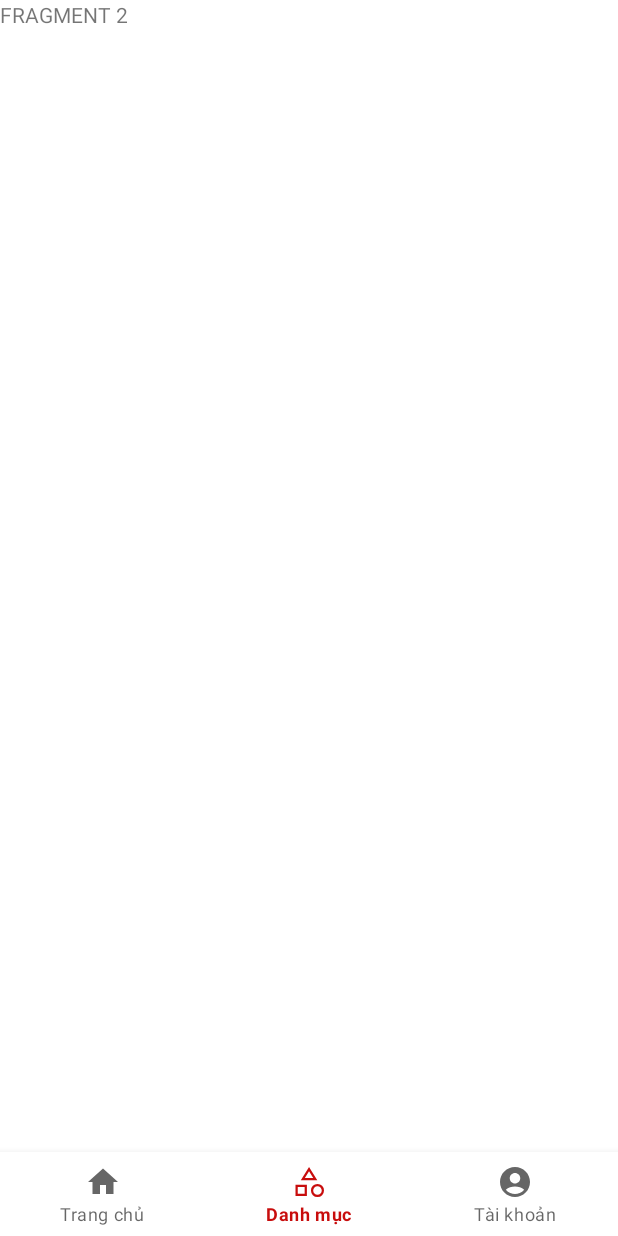
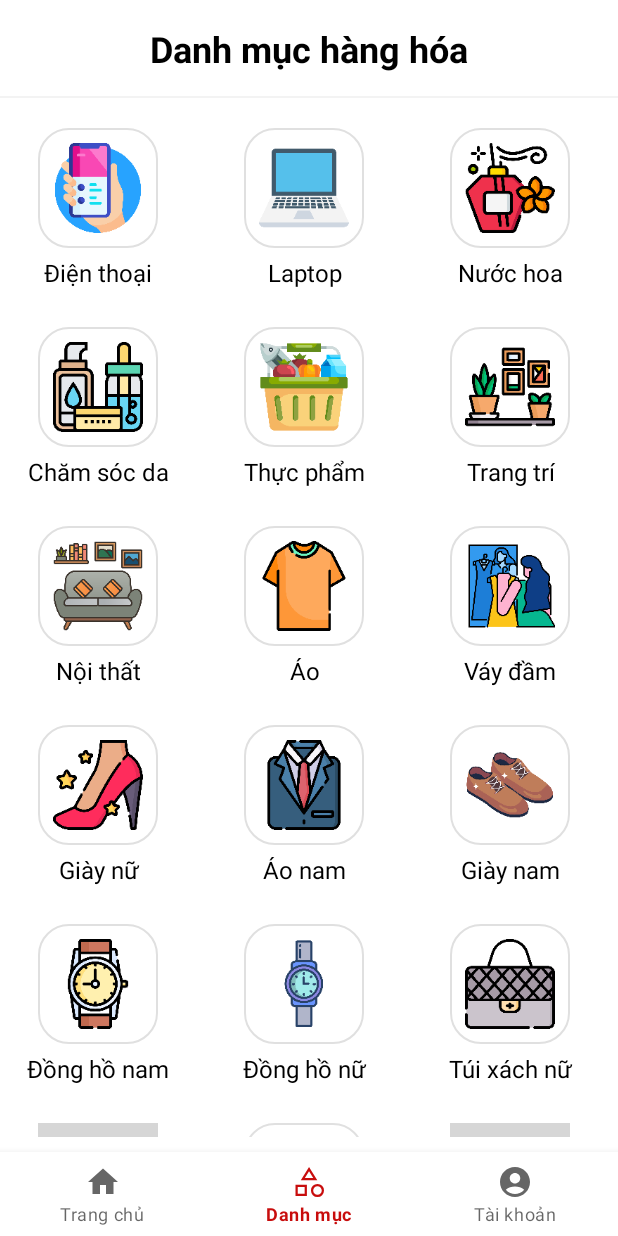
Before and after one commit to dangkhoa1404/T1Mart_Ver2, an Android app: the screen it shows after launch (MainActivity), item 2 of the bottom bar chosen, on a phone screen of 412 x 824 dp. Run offline under Robolectric (Android 15) with nearby library versions, the phone set to English and light mode, and no system bars; pictures from the network do not load; grey boxes are pictures that could not be loaded.

Commit message:
8h27: update categoryFragment - P1: add RecyclerView

```diff
--- /dev/null
+++ b/app/src/main/java/com/example/t1mart/ui/main/category/CategoryAdapter.kt
@@ -0,0 +1,38 @@
+package com.example.t1mart.ui.main.category
+
+import android.view.LayoutInflater
+import android.view.ViewGroup
+import androidx.recyclerview.widget.RecyclerView
+import com.bumptech.glide.Glide
+import com.example.t1mart.data.network.response.T1mart
+import com.example.t1mart.databinding.ListCategoriesCustomBinding
+
+class CategoryAdapter(private val newCategory: ArrayList<T1mart>) :
+    RecyclerView.Adapter<CategoryAdapter.MyViewHolder>() {
+
+    override fun onCreateViewHolder(parent: ViewGroup, viewType: Int): MyViewHolder {
+        return MyViewHolder(
+            ListCategoriesCustomBinding.inflate(
+                LayoutInflater.from(parent.context), parent, false
+            )
+        )
+    }
+
+    override fun onBindViewHolder(holder: MyViewHolder, position: Int) {
+        holder.onBind(newCategory[position])
+    }
+
+    override fun getItemCount(): Int {
+        return newCategory.size
+    }
+
+    class MyViewHolder(private val binding: ListCategoriesCustomBinding) :
+        RecyclerView.ViewHolder(binding.root) {
+        fun onBind(t1mart: T1mart) {
+            binding.run {
+                tvCategory.text = t1mart.titleText
+                Glide.with(itemView.context).load(t1mart.titleImage).into(imgCategory)
+            }
+        }
+    }
+}
--- a/app/src/main/java/com/example/t1mart/ui/main/category/CategoryFragment.kt
+++ b/app/src/main/java/com/example/t1mart/ui/main/category/CategoryFragment.kt
@@ -5,15 +5,80 @@ import androidx.fragment.app.Fragment
 import android.view.LayoutInflater
 import android.view.View
 import android.view.ViewGroup
-import com.example.t1mart.databinding.FragmentMallBinding
+import com.example.t1mart.R
+import com.example.t1mart.data.network.response.T1mart
+import com.example.t1mart.databinding.FragmentCategoryBinding
 
 class CategoryFragment : Fragment() {
-    private lateinit var binding: FragmentMallBinding
+    private lateinit var binding: FragmentCategoryBinding
+    private lateinit var categoryArrayList: ArrayList<T1mart>
+    private lateinit var imageCategory: Array<Int>
+    private lateinit var titleCategory: Array<String>
     override fun onCreateView(
         inflater: LayoutInflater, container: ViewGroup?,
         savedInstanceState: Bundle?
     ): View {
-        binding = FragmentMallBinding.inflate(inflater, container, false)
+        binding = FragmentCategoryBinding.inflate(inflater, container, false)
         return binding.root
     }
+
+    override fun onViewCreated(view: View, savedInstanceState: Bundle?) {
+        super.onViewCreated(view, savedInstanceState)
+        setDataListCategories()
+    }
+
+    private fun setDataListCategories() {
+        imageCategory = arrayOf(
+            R.drawable.ic_smartphone,
+            R.drawable.ic_laptop,
+            R.drawable.ic_fragrances,
+            R.drawable.ic_skincare,
+            R.drawable.ic_groceries,
+            R.drawable.ic_home_decoration,
+            R.drawable.ic_furniture,
+            R.drawable.ic_tops,
+            R.drawable.ic_womens_dresses,
+            R.drawable.ic_womens_shoes,
+            R.drawable.ic_mens_shirts,
+            R.drawable.ic_mens_shoes,
+            R.drawable.ic_mens_watches,
+            R.drawable.ic_womens_watches,
+            R.drawable.ic_womens_bags,
+            R.drawable.ic_womens_jewellery,
+            R.drawable.ic_sunglasses,
+            R.drawable.ic_automotive,
+            R.drawable.ic_motorcycle,
+            R.drawable.ic_lighting
+        )
+        titleCategory = arrayOf(
+            "Điện thoại",
+            "Laptop",
+            "Nước hoa",
+            "Chăm sóc da",
+            "Thực phẩm",
+            "Trang trí",
+            "Nội thất",
+            "Áo",
+            "Váy đầm",
+            "Giày nữ",
+            "Áo nam",
+            "Giày nam",
+            "Đồng hồ nam",
+            "Đồng hồ nữ",
+            "Túi xách nữ",
+            "Trang sức",
+            "Kính mắt",
+            "Đồ điện tử",
+            "Xe máy",
+            "Đèn điện"
+        )
+        categoryArrayList = arrayListOf()
+        for (i in imageCategory.indices) {
+            val promotion = T1mart(imageCategory[i], titleCategory[i], 0)
+            categoryArrayList.add(promotion)
+        }
+        binding.run {
+            rvListCategories.adapter = CategoryAdapter(categoryArrayList)
+        }
+    }
 }
--- /dev/null
+++ b/app/src/main/res/drawable/strikethrough_bottom.xml
@@ -0,0 +1,20 @@
+<?xml version="1.0" encoding="utf-8"?>
+<layer-list xmlns:android="http://schemas.android.com/apk/res/android">
+    <item>
+        <shape android:shape="rectangle">
+            <solid android:color="@color/white" />
+        </shape>
+    </item>
+
+    <item
+        android:left="-5dp"
+        android:right="-5dp"
+        android:top="-5dp">
+        <shape>
+            <stroke
+                android:width="1.5dp"
+                android:color="@color/borderBottom" />
+        </shape>
+    </item>
+
+</layer-list>
--- /dev/null
+++ b/app/src/main/res/layout/fragment_category.xml
@@ -0,0 +1,31 @@
+<?xml version="1.0" encoding="utf-8"?>
+<LinearLayout xmlns:android="http://schemas.android.com/apk/res/android"
+    xmlns:app="http://schemas.android.com/apk/res-auto"
+    xmlns:tools="http://schemas.android.com/tools"
+    android:layout_width="match_parent"
+    android:layout_height="match_parent"
+    android:background="@color/white"
+    android:orientation="vertical"
+    tools:context=".ui.main.category.CategoryFragment">
+
+    <TextView
+        android:layout_width="match_parent"
+        android:layout_height="@dimen/padmar_65"
+        android:background="@drawable/strikethrough_bottom"
+        android:gravity="center"
+        android:paddingHorizontal="@dimen/padmar_10"
+        android:text="@string/contentCategory"
+        android:textColor="@color/black"
+        android:textSize="@dimen/size_24"
+        android:textStyle="bold" />
+
+    <androidx.recyclerview.widget.RecyclerView
+        android:id="@+id/rvListCategories"
+        android:layout_width="match_parent"
+        android:layout_height="wrap_content"
+        android:layout_marginVertical="@dimen/padmar_10"
+        app:layoutManager="androidx.recyclerview.widget.GridLayoutManager"
+        app:spanCount="3"
+        tools:listitem="@layout/list_categories_custom" />
+
+</LinearLayout>
--- a/app/src/main/res/layout/fragment_mall.xml
+++ /dev/null
@@ -1,13 +0,0 @@
-<?xml version="1.0" encoding="utf-8"?>
-<FrameLayout xmlns:android="http://schemas.android.com/apk/res/android"
-    xmlns:tools="http://schemas.android.com/tools"
-    android:layout_width="match_parent"
-    android:layout_height="match_parent"
-    tools:context=".ui.main.category.CategoryFragment">
-
-    <TextView
-        android:layout_width="match_parent"
-        android:layout_height="match_parent"
-        android:text="FRAGMENT 2" />
-
-</FrameLayout>
--- /dev/null
+++ b/app/src/main/res/layout/list_categories_custom.xml
@@ -0,0 +1,30 @@
+<?xml version="1.0" encoding="utf-8"?>
+<LinearLayout xmlns:android="http://schemas.android.com/apk/res/android"
+    android:id="@+id/item"
+    android:layout_width="@dimen/layout_100"
+    android:layout_height="wrap_content"
+    android:layout_gravity="center_horizontal"
+    android:layout_marginHorizontal="@dimen/padmar_15"
+    android:layout_marginVertical="@dimen/padmar_10"
+    android:gravity="center"
+    android:orientation="vertical">
+
+    <ImageView
+        android:id="@+id/imgCategory"
+        android:layout_width="@dimen/image_size_80"
+        android:layout_height="@dimen/image_size_80"
+        android:background="@drawable/home_recyclerview1_custom"
+        android:padding="@dimen/padmar_10"
+        android:src="@drawable/ic_automotive" />
+
+    <TextView
+        android:id="@+id/tvCategory"
+        android:layout_width="@dimen/layout_100"
+        android:layout_height="wrap_content"
+        android:layout_marginVertical="@dimen/padmar_5"
+        android:text="@string/text"
+        android:textAlignment="center"
+        android:textColor="@color/black"
+        android:textSize="@dimen/size_16" />
+
+</LinearLayout>
--- a/app/src/main/res/values/colors.xml
+++ b/app/src/main/res/values/colors.xml
@@ -17,4 +17,5 @@
     <color name="home_rv2_color3">#f1fb00</color>
     <color name="home_rv3_color1">#dfe7fc</color>
     <color name="home_rv3_color2">#CBDAFF</color>
+    <color name="borderBottom">#f3f3f3</color>
 </resources>
--- a/app/src/main/res/values/dimens.xml
+++ b/app/src/main/res/values/dimens.xml
@@ -15,6 +15,7 @@
     <dimen name="padmar_10">10dp</dimen>
     <dimen name="padmar_15">15dp</dimen>
     <dimen name="padmar_20">20dp</dimen>
+    <dimen name="padmar_25">25dp</dimen>
     <dimen name="padmar_30">30dp</dimen>
     <dimen name="padmar_40">40dp</dimen>
     <dimen name="padmar_50">50dp</dimen>
@@ -48,6 +49,7 @@
     <dimen name="image_size_50">50dp</dimen>
     <dimen name="image_size_60">60dp</dimen>
     <dimen name="image_size_75">75dp</dimen>
+    <dimen name="image_size_80">80dp</dimen>
     <dimen name="image_size_100">100dp</dimen>
     <dimen name="image_size_65">65dp</dimen>
     <dimen name="image_size_300">300dp</dimen>
--- a/app/src/main/res/values/strings.xml
+++ b/app/src/main/res/values/strings.xml
@@ -13,5 +13,6 @@
     <string name="rv4_textview_categories">Mua sắm theo danh mục</string>
     <string name="rv4_textview_categories_2">Xem thêm</string>
     <string name="text">ABC123</string>
+    <string name="contentCategory">Danh mục hàng hóa</string>
     <string name="rvListProduct_text">Danh mục các sản phẩm hiện có</string>
 </resources>
```
